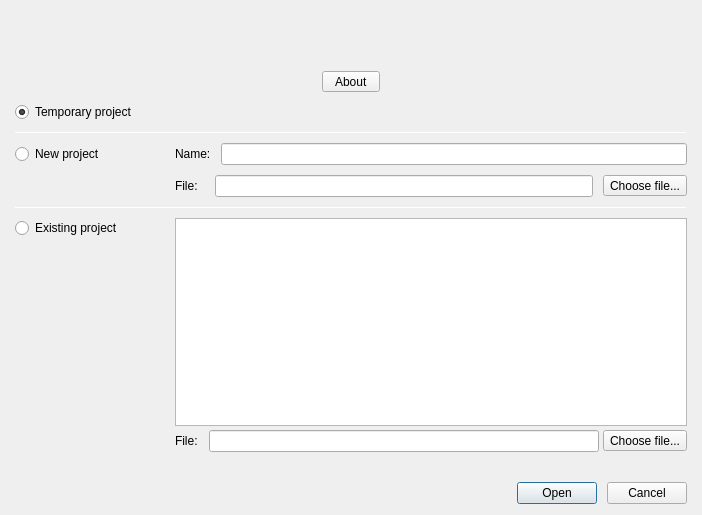
This is sub3suite/src/Dialogs/StartupDialog.ui in 3nock/OTE as Qt 5 draws it before an edit. The edited form follows.
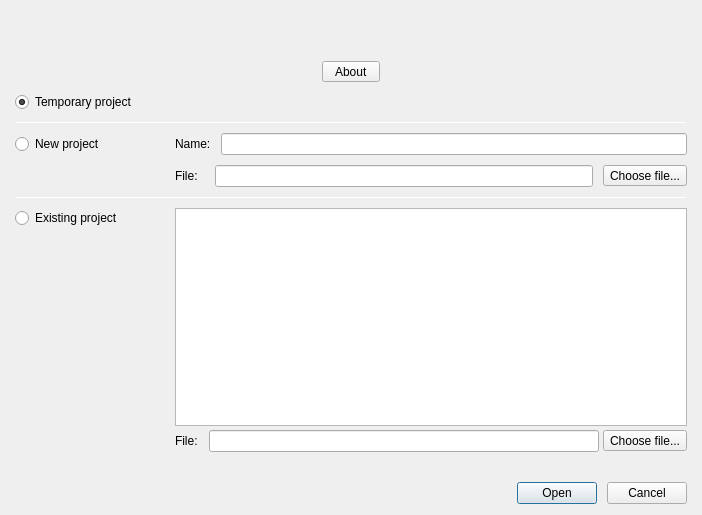
This is the edited form. Icons and pictures are not drawn.

```diff
--- a/sub3suite/src/Dialogs/StartupDialog.ui
+++ b/sub3suite/src/Dialogs/StartupDialog.ui
@@ -654,7 +654,13 @@
        <property name="minimumSize">
         <size>
          <width>200</width>
-         <height>50</height>
+         <height>40</height>
+        </size>
+       </property>
+       <property name="maximumSize">
+        <size>
+         <width>16777215</width>
+         <height>40</height>
         </size>
        </property>
        <property name="text">
@@ -888,7 +894,7 @@
           <enum>QAbstractItemView::SelectRows</enum>
          </property>
          <property name="showGrid">
-          <bool>false</bool>
+          <bool>true</bool>
          </property>
          <attribute name="horizontalHeaderMinimumSectionSize">
           <number>100</number>
```
Left out of the diff: 61 changed lines with no effect on the pictures.
